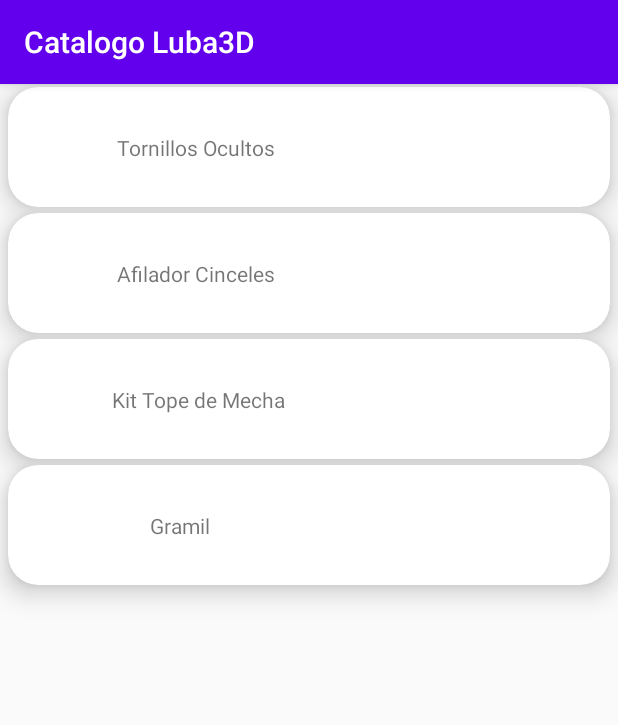
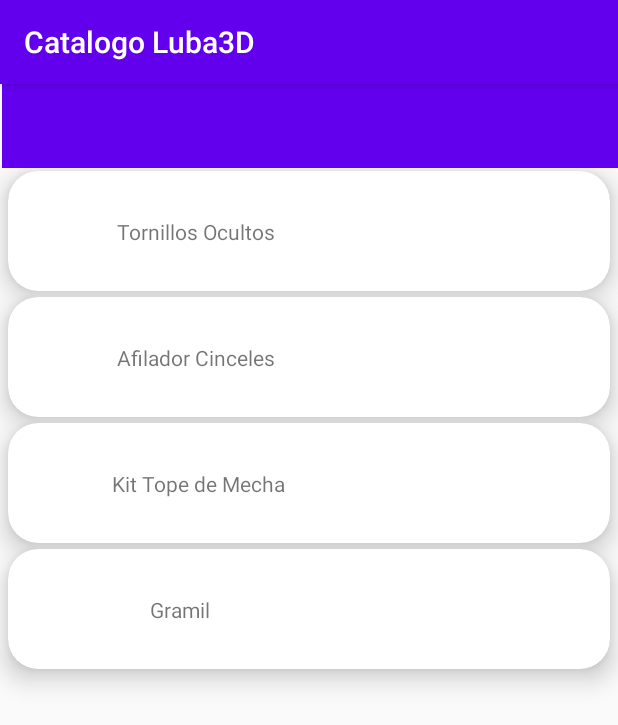
Before and after one commit to paulcandy/PrimerParcial, an Android app: the ListFragment screen opened through its navigation route, on a phone screen of 412 x 824 dp. Shown: the top 725 px of the screen. Run offline under Robolectric (Android 15) with nearby library versions, the phone set to English and light mode, and no system bars; our stand-ins replace Room's generated code; 2 statements that could not run were skipped.

```diff
--- a/app/src/main/java/Entities/Product.kt
+++ b/app/src/main/java/Entities/Product.kt
@@ -2,12 +2,12 @@ package Entities
 
 class Product(name: String, price : Int, desc : String , urlImg : String, use : String, MP : String) {
 
-    public lateinit var productName : String
-    public  var productPrice : Int = 0
-    public lateinit var productDescription : String
-    public lateinit var productImage : String
-    public lateinit var productMethodOfUse : String
-    public lateinit var productMP : String
+    public var productName : String
+    public var productPrice : Int = 0
+    public var productDescription : String
+    public var productImage : String
+    public var productMethodOfUse : String
+    public var productMP : String
 
 
     init {
--- a/app/src/main/java/Entities/User.kt
+++ b/app/src/main/java/Entities/User.kt
@@ -1,15 +1,29 @@
 package Entities
 
-class User (nombreUsuario : String, contrasena : String, nombrePersona : String) {
+import androidx.room.ColumnInfo
+import androidx.room.Entity
+import androidx.room.PrimaryKey
 
-    public lateinit var username : String
-    public lateinit var password : String
-    public lateinit var nombre : String
-    public var hasAccess : Boolean = true
+@Entity(tableName = "users")
+class User (id : Int, username : String, password : String, fullname : String) {
+
+    @PrimaryKey
+    @ColumnInfo(name = "id")
+    var id : Int
+
+    @ColumnInfo(name = "username")
+    var username : String
+
+    @ColumnInfo(name = "password")
+    var password : String
+
+    @ColumnInfo(name = "fullname")
+    var fullname : String
 
     init{
-        this.username = nombreUsuario
-        this.password = contrasena
-        this.nombre = nombrePersona
+        this.id = id
+        this.username = username
+        this.password = password
+        this.fullname = fullname
     }
 }
--- /dev/null
+++ b/app/src/main/java/com/example/myapplication/database/UserDAO.kt
@@ -0,0 +1,26 @@
+package com.example.myapplication.database
+
+import androidx.room.Dao
+import androidx.room.*
+import Entities.User
+
+
+@Dao
+public interface userDAO {
+
+    @Query("SELECT * FROM users ORDER BY id")
+    fun loadAllPersons(): MutableList<User?>?
+
+    @Insert(onConflict = OnConflictStrategy.REPLACE)
+    fun insertPerson(user: User?)
+
+    @Update
+    fun updatePerson(user: User?)
+
+    @Delete
+    fun delete(user: User?)
+
+    @Query("SELECT * FROM users WHERE id = :id")
+    fun loadPersonById(id: Int): User?
+
+}
--- /dev/null
+++ b/app/src/main/java/com/example/myapplication/database/appDatabase.kt
@@ -0,0 +1,36 @@
+package com.example.myapplication.database
+
+import android.content.Context
+import android.util.Log
+import androidx.room.Database
+import androidx.room.Room
+import androidx.room.RoomDatabase
+import Entities.User
+
+@Database(entities = [User::class], version = 1, exportSchema = false)
+
+public  abstract class appDatabase : RoomDatabase() {
+
+    abstract fun userDao(): userDAO
+
+    companion object {
+        var INSTANCE: appDatabase? = null
+
+        fun getAppDataBase(context: Context): appDatabase? {
+            if (INSTANCE == null) {
+                synchronized(appDatabase::class) {
+                    INSTANCE = Room.databaseBuilder(
+                        context.applicationContext,
+                        appDatabase::class.java,
+                        "myDB"
+                    ).allowMainThreadQueries().build() // No es lo mas recomendable que se ejecute en el mainthread
+                }
+            }
+            return INSTANCE
+        }
+
+        fun destroyDataBase(){
+            INSTANCE = null
+        }
+    }
+}
--- a/app/src/main/java/com/example/myapplication/fragments/LoginFragment.kt
+++ b/app/src/main/java/com/example/myapplication/fragments/LoginFragment.kt
@@ -3,6 +3,7 @@ package com.example.myapplication.fragments
 import Entities.User
 import android.graphics.Color
 import android.os.Bundle
+import android.util.Log
 import androidx.fragment.app.Fragment
 import android.view.LayoutInflater
 import android.view.View
@@ -11,9 +12,12 @@ import android.widget.Button
 import android.widget.TextView
 import com.example.myapplication.R
 import androidx.navigation.findNavController
+import com.example.myapplication.database.userDAO
 
 import com.google.android.material.snackbar.Snackbar
 import kotlinx.android.synthetic.main.fragment_login.*
+
+import com.example.myapplication.database.appDatabase
 
 
 class LoginFragment : Fragment() {
@@ -21,12 +25,16 @@ class LoginFragment : Fragment() {
     lateinit var v: View
     lateinit var btAccess: Button
 
+    private var db: appDatabase? = null
+    private var userDao: userDAO? = null
+
     override fun onCreateView(
         inflater: LayoutInflater, container: ViewGroup?,
         savedInstanceState: Bundle?
     ): View? {
         v = inflater.inflate(R.layout.fragment_login, container, false)
-
+        db = appDatabase.getAppDataBase(v.context)
+        userDao = db?.userDao()
         btAccess = v.findViewById(R.id.btAccess)
         // Inflate the layout for this fragment
         return v
@@ -39,30 +47,8 @@ class LoginFragment : Fragment() {
 
        // val btAccess = findViewById(R.id.btAccess)
 
-        val usuarios: MutableList<User> = arrayListOf()
-        usuarios.add(
-            User(
-                nombreUsuario = "pchiaram",
-                contrasena = "1234",
-                nombrePersona = "Pablo Chiara"
-            )
-        )
-        usuarios.add(
-            User(
-                nombreUsuario = "cjordan",
-                contrasena = "1234",
-                nombrePersona = "Carina Jordan"
-            )
-        )
-        usuarios.add(
-            User(
-                nombreUsuario = "clubrano",
-                contrasena = "1234",
-                nombrePersona = "Cecilia Lubrano"
-            )
-        )
-
-
+        var usuarios: MutableList<User>
+        usuarios = userDao?.loadAllPersons() as MutableList<User>
 
         btAccess.setOnClickListener {
             val username: String = txtUsername.text.toString()
@@ -75,7 +61,9 @@ class LoginFragment : Fragment() {
             if (username == "" || password == "") {
                 msjSnackb = "Complete all fields before continue"
             } else {
-                for (item: User in usuarios) {
+
+
+                    for (item: User in usuarios) {
                     if (username == item.username) {
                         flagUserFound = true
                         if (password == item.password) {
@@ -97,12 +85,11 @@ class LoginFragment : Fragment() {
                     //user not found
                     msjSnackb = "User not Found"
                 }
-
             }
 
 
-            val snackBar =
-                Snackbar.make(it, msjSnackb, Snackbar.LENGTH_LONG).setAction("action", null)
+
+            val snackBar =Snackbar.make(it, msjSnackb, Snackbar.LENGTH_LONG).setAction("action", null)
             snackBar.setActionTextColor(Color.WHITE)
             val snackBarView = snackBar.view
             snackBarView.setBackgroundColor(Color.BLACK)
--- a/app/src/main/res/layout/fragment_list.xml
+++ b/app/src/main/res/layout/fragment_list.xml
@@ -14,5 +14,18 @@
         app:layout_constraintBottom_toBottomOf="parent"
         app:layout_constraintEnd_toEndOf="parent"
         app:layout_constraintStart_toStartOf="parent"
+        app:layout_constraintTop_toBottomOf="@+id/toolbar" />
+
+    <androidx.appcompat.widget.Toolbar
+        android:id="@+id/toolbar"
+        android:layout_width="0dp"
+        android:layout_height="wrap_content"
+        android:layout_marginStart="1dp"
+        android:background="?attr/colorPrimary"
+        android:minHeight="?attr/actionBarSize"
+        android:theme="?attr/actionBarTheme"
+        app:layout_constraintBottom_toTopOf="@+id/recProducts"
+        app:layout_constraintEnd_toEndOf="parent"
+        app:layout_constraintStart_toStartOf="parent"
         app:layout_constraintTop_toTopOf="parent" />
 </androidx.constraintlayout.widget.ConstraintLayout>
--- a/app/src/main/res/navigation/logreg_navgraph.xml
+++ b/app/src/main/res/navigation/logreg_navgraph.xml
@@ -29,11 +29,12 @@
         android:label="fragment_list"
         tools:layout="@layout/fragment_list" >
         <action
-            android:id="@+id/action_listFragment_to_bottombar_navgraph"
-            app:destination="@id/bottombar_navgraph" />
+            android:id="@+id/action_listFragment_to_bottomBarActivity"
+            app:destination="@id/bottomBarActivity"
+            app:exitAnim="@android:anim/fade_out" />
         <action
-            android:id="@+id/action_listFragment_to_bottomBarActivity"
-            app:destination="@id/bottomBarActivity" />
+            android:id="@+id/action_listFragment_to_BBdescFragment2"
+            app:destination="@id/BBdescFragment2" />
     </fragment>
     <activity
         android:id="@+id/bottomBarActivity"
@@ -46,5 +47,14 @@
             app:argType="integer"
             android:defaultValue="0" />
     </activity>
-    <include app:graph="@navigation/bottombar_navgraph" />
+    <fragment
+        android:id="@+id/BBdescFragment2"
+        android:name="com.example.myapplication.fragments.BBdescFragment"
+        android:label="fragment_b_bdesc"
+        tools:layout="@layout/fragment_b_bdesc" >
+        <argument
+            android:name="positionRV"
+            app:argType="integer"
+            android:defaultValue="0" />
+    </fragment>
 </navigation>
```
Also changed, not shown: app/build.gradle (+15 -1 lines), app/src/main/java/com/example/myapplication/BottomBarActivity.kt (+28 -2 lines), app/src/main/java/com/example/myapplication/SplashActivity.kt (+28 -1 lines), app/src/main/java/com/example/myapplication/fragments/BBdescFragment.kt (+12 -21 lines), app/src/main/java/com/example/myapplication/fragments/ListFragment.kt (+15 -9 lines).
